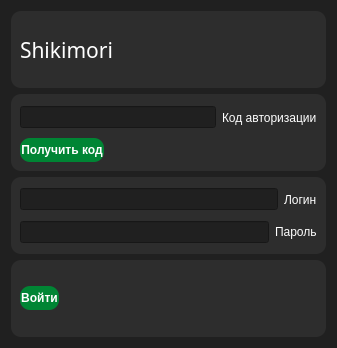
Above: data/ui/auth.ui from brandonzorn/Nlight before the change. Below: the same form after it.
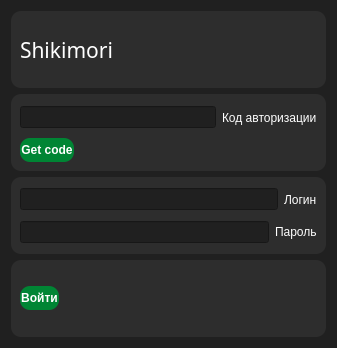
That is the form after the change.

Patch:
```diff
--- a/data/ui/auth.ui
+++ b/data/ui/auth.ui
@@ -106,7 +106,7 @@
            <cursorShape>PointingHandCursor</cursorShape>
           </property>
           <property name="text">
-           <string>Получить код</string>
+           <string>Get code</string>
           </property>
          </widget>
         </item>
```
Left out of the diff: 3 changed lines with no effect on the pictures.
